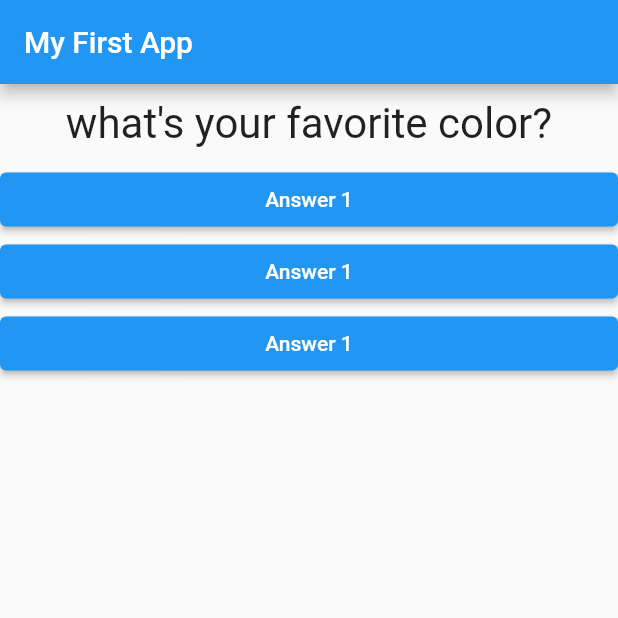
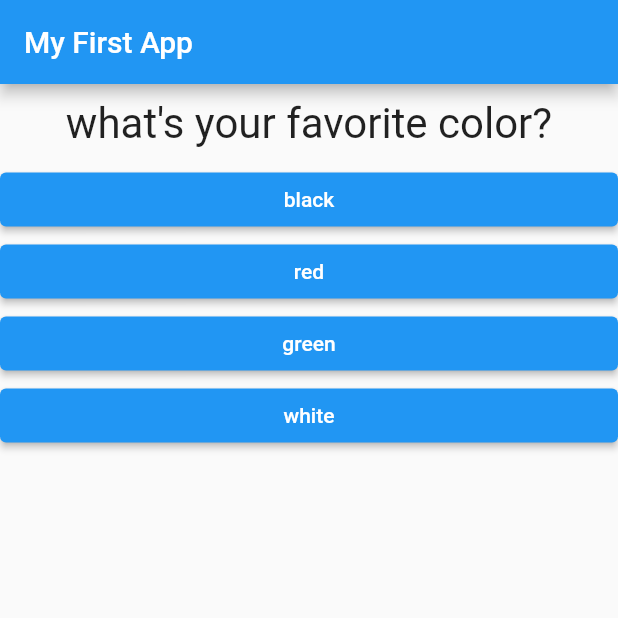
Before and after one commit to Isabellar0501/Quiz-App-Flutter, a Flutter app: the screen it shows after launch, on a phone screen of 412 x 824 dp, the top half of it. Run offline on Flutter 3.47's test engine with Material 2 defaults, Android fonts, the phone set to English and light mode, and no system bars.

Commit message:
questions loop

```diff
--- a/Project One/complete_guide/lib/answer.dart
+++ b/Project One/complete_guide/lib/answer.dart
@@ -2,8 +2,9 @@ import 'package:flutter/material.dart';
 
 class Answer extends StatelessWidget {
   final Function selectHandler;
+  final String answerText;
 
-  Answer(this.selectHandler);
+  Answer(this.selectHandler, this.answerText);
 
   @override
   Widget build(BuildContext context) {
@@ -14,7 +15,7 @@ class Answer extends StatelessWidget {
           backgroundColor: MaterialStateProperty.all(Colors.blue),
         ),
         child: Text(
-          'Answer 1',
+          answerText,
           style: TextStyle(color: Colors.white),
         ),
         onPressed: selectHandler,
--- a/Project One/complete_guide/lib/main.dart
+++ b/Project One/complete_guide/lib/main.dart
@@ -25,8 +25,18 @@ class _MyAppState extends State<MyApp> {
   @override
   Widget build(BuildContext context) {
     var questions = [
-      "what's your favorite color?",
-      "What's your favorite animal?",
+      {
+        'questionText': 'what\'s your favorite color?',
+        'answers': ['black', 'red', 'green', 'white'],
+      },
+      {
+        'questionText': 'what\'s your favorite animal?',
+        'answers': ['rabbit', 'snake', 'elephant', 'lion'],
+      },
+      {
+        'questionText': 'who\'s your favorite instructor?',
+        'answers': ['Max', 'Max', 'Max', 'Max'],
+      },
     ];
 
     return MaterialApp(
@@ -37,11 +47,12 @@ class _MyAppState extends State<MyApp> {
         body: Column(
           children: [
             Question(
-              questions[_questionIndex],
+              questions[_questionIndex]['questionText'],
             ),
-            Answer(_answerQuestions),
-            Answer(_answerQuestions),
-            Answer(_answerQuestions),
+            ...(questions[_questionIndex]['answers'] as List<String>)
+                .map((answer) {
+              return Answer(_answerQuestions, answer);
+            }).toList()
           ],
         ),
       ),
```
